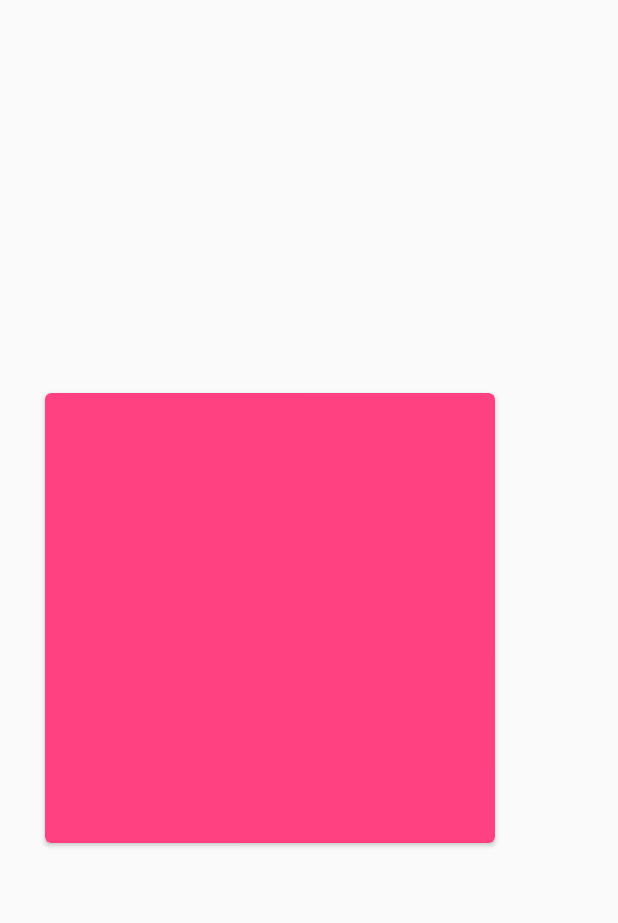
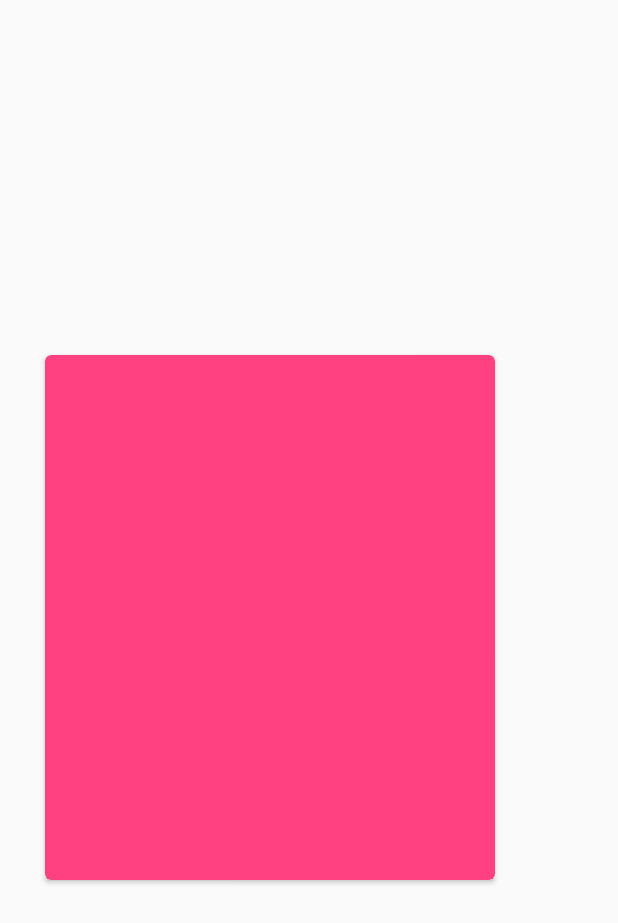
Before and after one commit to Chrisjc28/GiphyApp, an Android app: the fragment GiphyFragment shown on its own in the app's theme, on a phone screen of 412 x 824 dp. Shown: the top 923 px of the screen. Run offline under Robolectric (Android 15) with nearby library versions, the phone set to English and light mode, and no system bars; libraries missing offline, so code that uses them is left out: com.androidnetworking, com.androidnetworking.common, com.androidnetworking.error, com.androidnetworking.interfaces, pl.droidsonroids.gif; pictures from the network do not load; 2 statements that could not run were skipped.

Commit message:
adjusting the height of the card

```diff
--- a/app/src/main/res/layout/fragment_giphy_view.xml
+++ b/app/src/main/res/layout/fragment_giphy_view.xml
@@ -7,7 +7,7 @@
     <android.support.v7.widget.CardView
         android:id="@+id/card_view"
         android:layout_width="300dp"
-        android:layout_height="300dp"
+        android:layout_height="350dp"
         android:layout_gravity="center_vertical"
         android:layout_marginLeft="30dp"
         app:cardBackgroundColor="@color/colorAccent"
```
